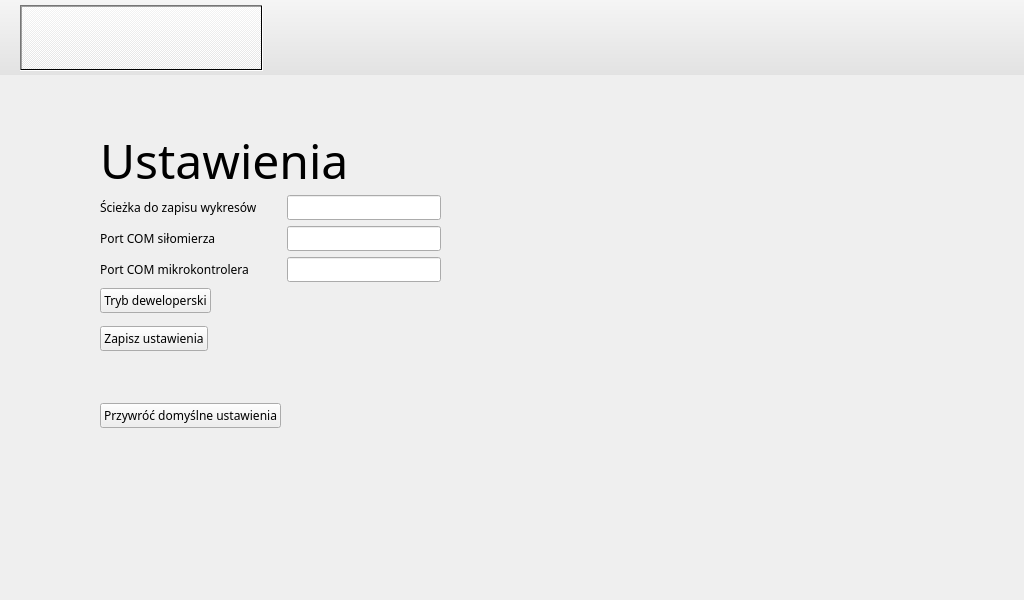
Before: the Qt Designer form gui.ui in ks309627/PBL-MW, drawn with Qt 5.
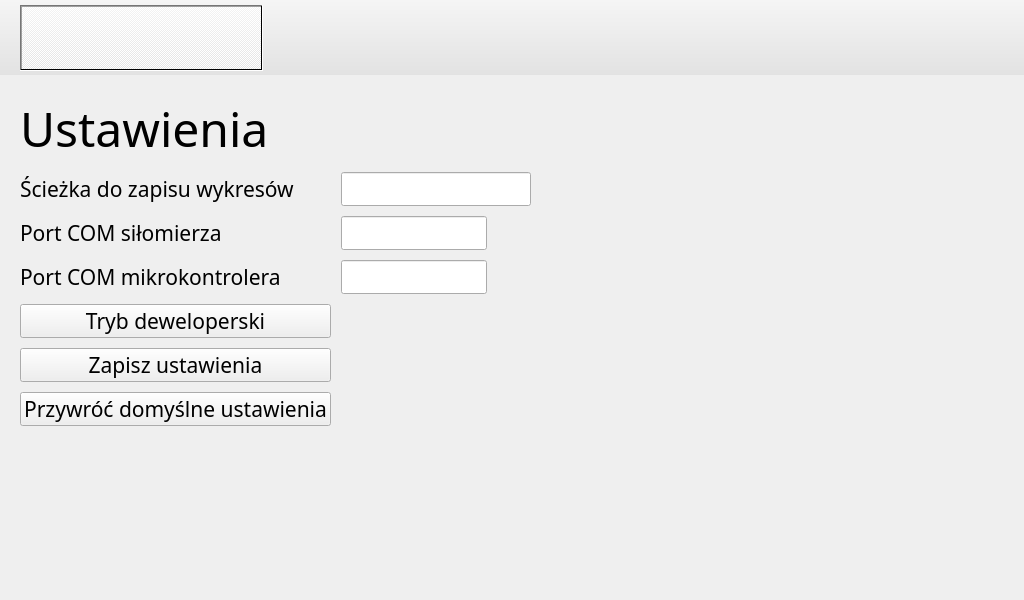
After: the same form once the commit is applied. The open tabs and pages were chosen to show the change. Icons and pictures are not drawn. Custom widgets are drawn as their Qt base class.

Commit message: Quick fix - restoring default settings

What changed in the file:
```diff
--- a/gui.ui
+++ b/gui.ui
@@ -1818,15 +1818,33 @@
        </widget>
       </widget>
       <widget class="QWidget" name="Screen_Settings">
+       <widget class="QWidget" name="verticalLayoutWidget_4">
+        <property name="geometry">
+         <rect>
+          <x>0</x>
+          <y>0</y>
+          <width>551</width>
+          <height>371</height>
+         </rect>
+        </property>
+        <layout class="QVBoxLayout" name="verticalLayout_3" stretch="0,0">
+         <property name="spacing">
+          <number>10</number>
+         </property>
+         <property name="leftMargin">
+          <number>20</number>
+         </property>
+         <property name="topMargin">
+          <number>20</number>
+         </property>
+         <property name="rightMargin">
+          <number>20</number>
+         </property>
+         <property name="bottomMargin">
+          <number>20</number>
+         </property>
+         <item>
        <widget class="QLabel" name="title_Settings">
-        <property name="geometry">
-         <rect>
-          <x>100</x>
-          <y>50</y>
-          <width>491</width>
-          <height>71</height>
-         </rect>
-        </property>
         <property name="font">
          <font>
           <family>Futura Std Book</family>
@@ -1849,101 +1867,118 @@
          <number>-1</number>
         </property>
        </widget>
-       <widget class="QWidget" name="formLayoutWidget_2">
-        <property name="geometry">
-         <rect>
-          <x>100</x>
-          <y>120</y>
-          <width>341</width>
-          <height>241</height>
-         </rect>
-        </property>
-        <layout class="QFormLayout" name="formLayout_2">
+         </item>
+         <item>
+          <layout class="QGridLayout" name="gridLayout_4">
+           <item row="3" column="0">
+            <widget class="QPushButton" name="devMode">
+             <property name="font">
+              <font>
+               <family>Futura Std Book</family>
+               <pointsize>16</pointsize>
+              </font>
+             </property>
+             <property name="text">
+              <string>Tryb deweloperski</string>
+             </property>
+             <property name="checkable">
+              <bool>true</bool>
+             </property>
+             <property name="autoExclusive">
+              <bool>true</bool>
+             </property>
+             <property name="flat">
+              <bool>false</bool>
+             </property>
+            </widget>
+           </item>
+           <item row="0" column="1" colspan="3">
+            <widget class="QLineEdit" name="graphSavePath">
+             <property name="font">
+              <font>
+               <family>Futura Std Book</family>
+               <pointsize>16</pointsize>
+              </font>
+             </property>
+            </widget>
+           </item>
          <item row="0" column="0">
           <widget class="QLabel" name="label_7">
+             <property name="font">
+              <font>
+               <family>Futura Std Book</family>
+               <pointsize>16</pointsize>
+              </font>
+             </property>
            <property name="text">
             <string>Ścieżka do zapisu wykresów</string>
            </property>
           </widget>
          </item>
-         <item row="0" column="1">
-          <widget class="QLineEdit" name="graphSavePath"/>
-         </item>
-         <item row="1" column="0">
-          <widget class="QLabel" name="label_8">
-           <property name="text">
-            <string>Port COM siłomierza</string>
-           </property>
-          </widget>
-         </item>
-         <item row="1" column="1">
-          <widget class="QLineEdit" name="COMPathFC"/>
-         </item>
          <item row="2" column="0">
           <widget class="QLabel" name="label_10">
+             <property name="font">
+              <font>
+               <family>Futura Std Book</family>
+               <pointsize>16</pointsize>
+              </font>
+             </property>
            <property name="text">
             <string>Port COM mikrokontrolera</string>
            </property>
           </widget>
          </item>
-         <item row="2" column="1">
-          <widget class="QLineEdit" name="COMPathESP"/>
-         </item>
-         <item row="4" column="0">
+           <item row="1" column="0">
+            <widget class="QLabel" name="label_8">
+             <property name="font">
+              <font>
+               <family>Futura Std Book</family>
+               <pointsize>16</pointsize>
+              </font>
+             </property>
+             <property name="text">
+              <string>Port COM siłomierza</string>
+             </property>
+            </widget>
+           </item>
+           <item row="5" column="0">
           <widget class="QPushButton" name="btn_settingsSave">
+             <property name="font">
+              <font>
+               <family>Futura Std Book</family>
+               <pointsize>16</pointsize>
+              </font>
+             </property>
            <property name="text">
             <string>Zapisz ustawienia</string>
            </property>
           </widget>
          </item>
-         <item row="4" column="1">
-          <spacer name="verticalSpacer_8">
-           <property name="orientation">
-            <enum>Qt::Vertical</enum>
-           </property>
-           <property name="sizeHint" stdset="0">
-            <size>
-             <width>20</width>
-             <height>40</height>
-            </size>
-           </property>
-          </spacer>
-         </item>
-         <item row="5" column="0">
-          <spacer name="verticalSpacer_7">
-           <property name="orientation">
-            <enum>Qt::Vertical</enum>
-           </property>
-           <property name="sizeHint" stdset="0">
-            <size>
-             <width>20</width>
-             <height>40</height>
-            </size>
-           </property>
-          </spacer>
-         </item>
-         <item row="5" column="1">
-          <spacer name="verticalSpacer_10">
-           <property name="orientation">
-            <enum>Qt::Vertical</enum>
-           </property>
-           <property name="sizeHint" stdset="0">
-            <size>
-             <width>20</width>
-             <height>40</height>
-            </size>
-           </property>
-          </spacer>
+           <item row="1" column="1" colspan="2">
+            <widget class="QLineEdit" name="COMPathFC">
+             <property name="font">
+              <font>
+               <family>Futura Std Book</family>
+               <pointsize>16</pointsize>
+              </font>
+             </property>
+            </widget>
          </item>
          <item row="6" column="0">
           <widget class="QPushButton" name="btn_settingsDefault">
+             <property name="font">
+              <font>
+               <family>Futura Std Book</family>
+               <pointsize>16</pointsize>
+              </font>
+             </property>
            <property name="text">
             <string>Przywróć domyślne ustawienia</string>
            </property>
           </widget>
          </item>
-         <item row="6" column="1">
-          <spacer name="verticalSpacer_9">
+           <item row="4" column="0">
+            <spacer name="verticalSpacer_2">
            <property name="orientation">
             <enum>Qt::Vertical</enum>
            </property>
@@ -1955,34 +1990,17 @@
            </property>
           </spacer>
          </item>
-         <item row="3" column="0">
-          <widget class="QPushButton" name="devMode">
-           <property name="text">
-            <string>Tryb deweloperski</string>
-           </property>
-           <property name="checkable">
-            <bool>true</bool>
-           </property>
-           <property name="autoExclusive">
-            <bool>true</bool>
-           </property>
-           <property name="flat">
-            <bool>false</bool>
+           <item row="2" column="1" colspan="2">
+            <widget class="QLineEdit" name="COMPathESP">
+             <property name="font">
+              <font>
+               <family>Futura Std Book</family>
+               <pointsize>16</pointsize>
+              </font>
            </property>
           </widget>
          </item>
-         <item row="3" column="1">
-          <spacer name="verticalSpacer">
-           <property name="orientation">
-            <enum>Qt::Vertical</enum>
-           </property>
-           <property name="sizeHint" stdset="0">
-            <size>
-             <width>20</width>
-             <height>40</height>
-            </size>
-           </property>
-          </spacer>
+          </layout>
          </item>
         </layout>
        </widget>
```
Left out of the diff: 8 changed lines with no effect on the pictures. Lines whose indentation alone changed are shown as unchanged. The commit also changes 2 other files.
